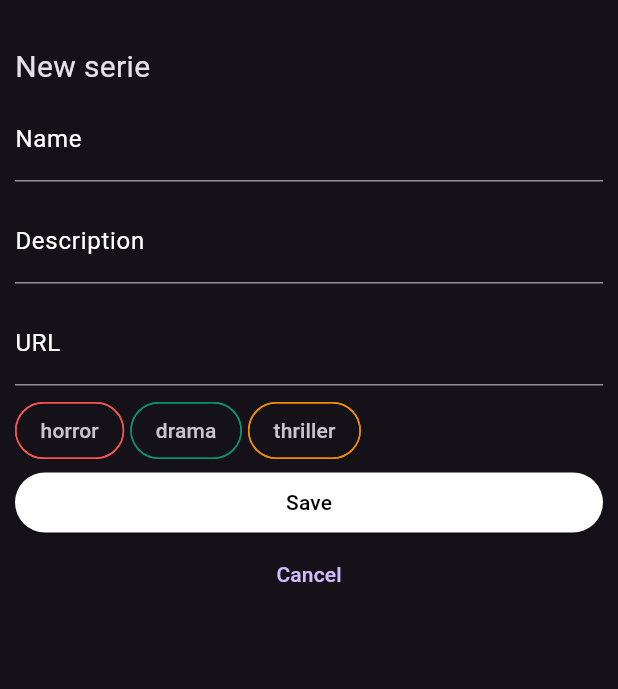
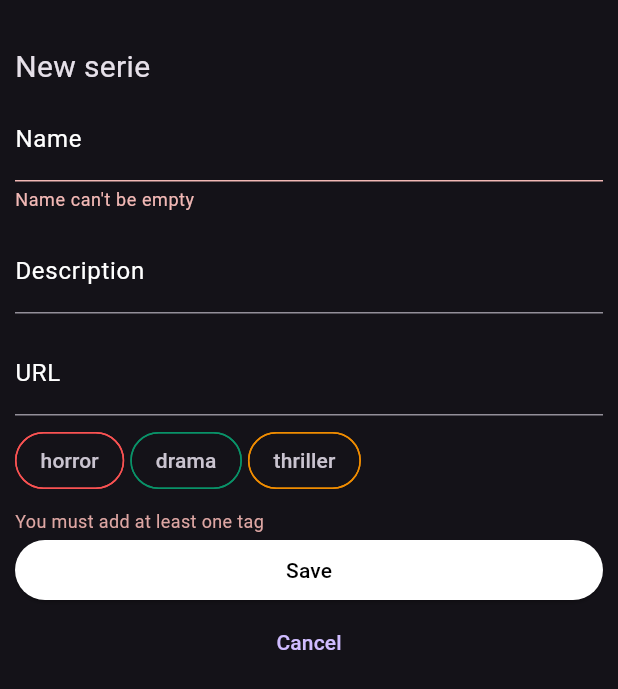
Before and after one commit to Emmanueloz/my_series_list, a Flutter app: the ModalFormSeries widget shown alone on an empty page, opened directly, after a tap on "Save", on a phone screen of 412 x 824 dp. Shown: the top 689 px of the screen. Run offline on Flutter 3.47's test engine with Material 3 defaults, Android fonts, the light colour scheme and no system bars.

Commit message:
formulario funcional para agregar y editar con las validaciones, Todo: Mejorar la version de memoria

```diff
--- /dev/null
+++ b/lib/domain/serie_validator.dart
@@ -0,0 +1,49 @@
+import 'package:my_series_list/domain/tag.dart';
+
+class SerieValidator {
+  static String? isValidName(String? name) {
+    if (name!.isEmpty) {
+      return "Name can't be empty";
+    } else if (name.length > 100) {
+      return "Name can't be longer than 100 characters";
+    }
+
+    return null;
+  }
+
+  static String? isValidDescription(String? description) {
+    if (description!.isEmpty) {
+      return null;
+    } else if (description.length > 1000) {
+      return "Description can't be longer than 1000 characters";
+    } else if (description.contains("\n")) {
+      return "Description can't contain new lines";
+    }
+
+    return null;
+  }
+
+  static String? isValidUrl(String? url) {
+    String urlPattern =
+        r'^(https?:\/\/)?(www\.)?([a-zA-Z0-9-]{1,63}\.)+[a-zA-Z]{2,6}(\/.*)?$';
+
+    RegExp regExp = RegExp(urlPattern);
+
+    if (url!.isEmpty) {
+      return null;
+    } else if (!regExp.hasMatch(url)) {
+      return "URL is not valid";
+    }
+
+    return null;
+  }
+
+  static String? isValidTags(List<Tag> tags) {
+    if (tags.isEmpty) {
+      return "You must add at least one tag";
+    } else if (tags.length > 10) {
+      return "You can't add more than 10 tags";
+    }
+    return null;
+  }
+}
--- a/lib/domain/series.dart
+++ b/lib/domain/series.dart
@@ -1,11 +1,11 @@
 import 'package:my_series_list/domain/tag.dart';
 
 class Series {
-  final int id;
-  final String name;
-  final String? description;
-  final List<Tag> tags;
-  final String? url;
+  int id;
+  String name;
+  String? description;
+  List<Tag> tags;
+  String? url;
 
   Series({
     required this.id,
@@ -14,4 +14,14 @@ class Series {
     required this.tags,
     this.url,
   });
+
+  Map<String, dynamic> toJson() {
+    return {
+      "id": id,
+      "name": name,
+      "description": description,
+      "tags": tags.map((e) => e.toJson()).toList(),
+      "url": url,
+    };
+  }
 }
--- a/lib/domain/tag.dart
+++ b/lib/domain/tag.dart
@@ -2,4 +2,11 @@ class Tag {
   final String name;
   final String colorARGB;
   Tag({required this.name, required this.colorARGB});
+
+  Map<String, dynamic> toJson() {
+    return {
+      "name": name,
+      "colorARGB": colorARGB,
+    };
+  }
 }
--- a/lib/views/components/input_chip_tag.dart
+++ b/lib/views/components/input_chip_tag.dart
@@ -21,7 +21,11 @@ class InputChipTag extends StatelessWidget {
       label: Text(tag.name),
       shape: const StadiumBorder(),
       onSelected: onSelected,
-      side: BorderSide(color: Color(int.parse(tag.colorARGB))),
+      side: BorderSide(
+        color: Color(
+          int.parse(tag.colorARGB),
+        ),
+      ),
     );
   }
 }
--- a/lib/views/components/input_text.dart
+++ b/lib/views/components/input_text.dart
@@ -5,12 +5,14 @@ class InputText extends StatelessWidget {
   final String? value;
   final TextInputType keyboardType;
   final void Function(String)? onChanged;
+  final String? Function(String?)? validator;
   const InputText({
     super.key,
     required this.labelText,
     this.value,
     this.keyboardType = TextInputType.text,
     this.onChanged,
+    this.validator,
   });
 
   @override
@@ -29,9 +31,11 @@ class InputText extends StatelessWidget {
           ),
           focusedBorder: const UnderlineInputBorder(
             borderSide: BorderSide(color: Colors.white),
-            )),
+          ),
+        ),
         initialValue: value,
         onChanged: onChanged,
+        validator: validator,
       ),
     );
   }
--- a/lib/views/sections/modal_form_series.dart
+++ b/lib/views/sections/modal_form_series.dart
@@ -1,5 +1,8 @@
 import 'package:flutter/material.dart';
+import 'package:my_series_list/application/series_provider.dart';
 import 'package:my_series_list/application/tags_provider.dart';
+import 'package:my_series_list/domain/serie_validator.dart';
+import 'package:my_series_list/domain/series.dart';
 import 'package:my_series_list/domain/tag.dart';
 import 'package:my_series_list/views/components/input_chip_tag.dart';
 
@@ -7,8 +10,10 @@ import 'package:my_series_list/views/components/input_text.dart';
 import 'package:provider/provider.dart';
 
 class ModalFormSeries extends StatefulWidget {
+  final Series? serie;
   const ModalFormSeries({
     super.key,
+    this.serie,
   });
 
   @override
@@ -17,47 +22,78 @@ class ModalFormSeries extends StatefulWidget {
 
 class _ModalFormSeriesState extends State<ModalFormSeries> {
   late final TagsProvider _tagsProvider;
+  late final SeriesProvider _seriesProvider;
 
   String name = "";
   String description = "";
   String url = "";
   List<Tag> selectedTags = [];
 
+  final _formKey = GlobalKey<FormState>();
+
+  Series _serie = Series(
+    id: 0,
+    name: "",
+    tags: [],
+    url: "",
+    description: "",
+  );
+
   @override
   void initState() {
     super.initState();
-    print("modal de tags");
+
     _tagsProvider = Provider.of<TagsProvider>(context, listen: false);
+    _seriesProvider = Provider.of<SeriesProvider>(context, listen: false);
 
     _tagsProvider.getTags();
+
+    if (widget.serie != null) {
+      _setSerie(widget.serie!);
+    }
+  }
+
+  void _setSerie(Series serie) {
+    setState(() {
+      _serie = serie;
+    });
   }
 
   void _onNameChanged(String value) {
     setState(() {
-      name = value;
+      _serie.name = value;
     });
   }
 
   void _onDescriptionChanged(String value) {
     setState(() {
-      description = value;
+      _serie.description = value;
     });
   }
 
   void _onUrlChanged(String value) {
     setState(() {
-      url = value;
+      _serie.url = value;
     });
   }
 
   void _onTagChanged(bool isSelected, Tag tag) {
     setState(() {
       if (isSelected) {
-        selectedTags.add(tag);
+        _serie.tags.add(tag);
       } else {
-        selectedTags.remove(tag);
+        _serie.tags.remove(tag);
       }
     });
+  }
+
+  void _onSave(Series serie) {
+    if (widget.serie != null) {
+      _seriesProvider.updateSeries(serie);
+    } else {
+      _seriesProvider.addSeries(serie);
+    }
+    Navigator.pop(context);
   }
 
   @override
@@ -75,48 +111,85 @@ class _ModalFormSeriesState extends State<ModalFormSeries> {
             style: TextStyle(fontSize: 20),
           ),
           Form(
+            key: _formKey,
             child: Column(
               crossAxisAlignment: CrossAxisAlignment.stretch,
               children: [
                 InputText(
                   labelText: "Name",
                   onChanged: _onNameChanged,
+                  value: _serie.name,
+                  validator: (value) {
+                    return SerieValidator.isValidName(value);
+                  },
                 ),
                 InputText(
                   labelText: "Description",
                   keyboardType: TextInputType.multiline,
                   onChanged: _onDescriptionChanged,
+                  value: _serie.description,
+                  validator: (value) {
+                    return SerieValidator.isValidDescription(value);
+                  },
                 ),
                 InputText(
                   labelText: "URL",
                   keyboardType: TextInputType.url,
                   onChanged: _onUrlChanged,
+                  value: _serie.url,
+                  validator: (value) {
+                    return SerieValidator.isValidUrl(value);
+                  },
                 ),
                 Consumer<TagsProvider>(
                   builder: (context, tagsProvider, child) {
-                    return Wrap(
+                    return FormField<List<Tag>>(
+                      validator: (value) {
+                        print("value: $value");
+                        String? error = SerieValidator.isValidTags(_serie.tags);
+                        print("error: $error");
+                        return error;
+                      },
+                      builder: (field) {
+                        return Column(
+                          crossAxisAlignment: CrossAxisAlignment.start,
+                          children: [
+                            Wrap(
                               spacing: 4,
                               children: tagsProvider.listTags
                                   .map(
                                     (tag) => InputChipTag(
                                       tag: tag,
-                              selected: selectedTags.contains(tag),
+                                      selected: _serie.tags.contains(tag),
                                       onSelected: (value) {
                                         _onTagChanged(value, tag);
                                       },
                                     ),
                                   )
                                   .toList(),
+                            ),
+                            if (field.hasError)
+                              Padding(
+                                padding: const EdgeInsets.only(top: 8.0),
+                                child: Text(
+                                  field.errorText ?? '', //
+                                  style: const TextStyle(
+                                    color: Color.fromARGB(255, 221, 166, 163),
+                                    fontSize: 12,
+                                  ),
+                                ),
+                              ),
+                          ],
+                        );
+                      },
                     );
                   },
                 ),
                 ElevatedButton(
                   onPressed: () {
-                    print(name);
-                    print(description);
-                    print(url);
-                    print(selectedTags);
-                    //Navigator.pop(context);
+                    if (_formKey.currentState!.validate()) {
+                      _onSave(_serie);
+                    }
                   },
                   style: ElevatedButton.styleFrom(
                     backgroundColor: Colors.white,
```
Also changed, not shown: lib/views/pages/series_details.dart (+24 -7 lines). Lines whose indentation alone changed are shown as unchanged.
